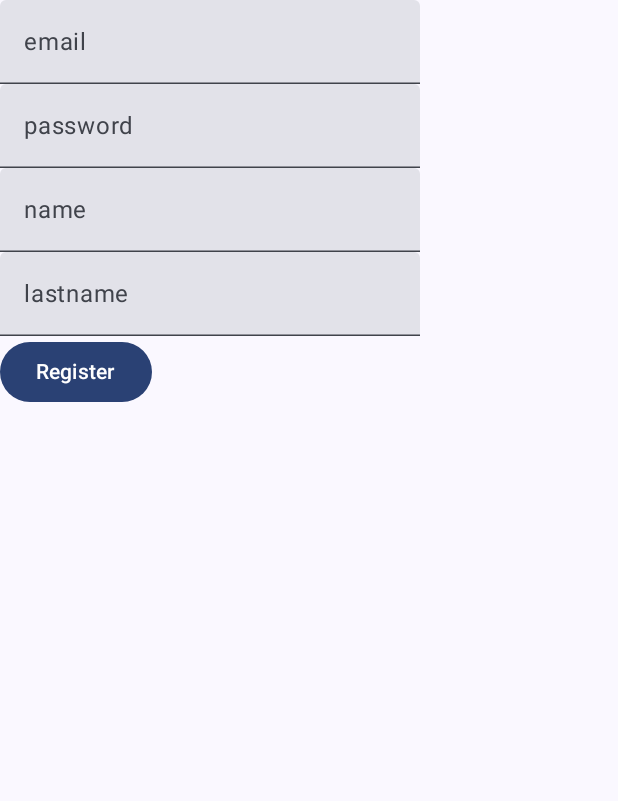
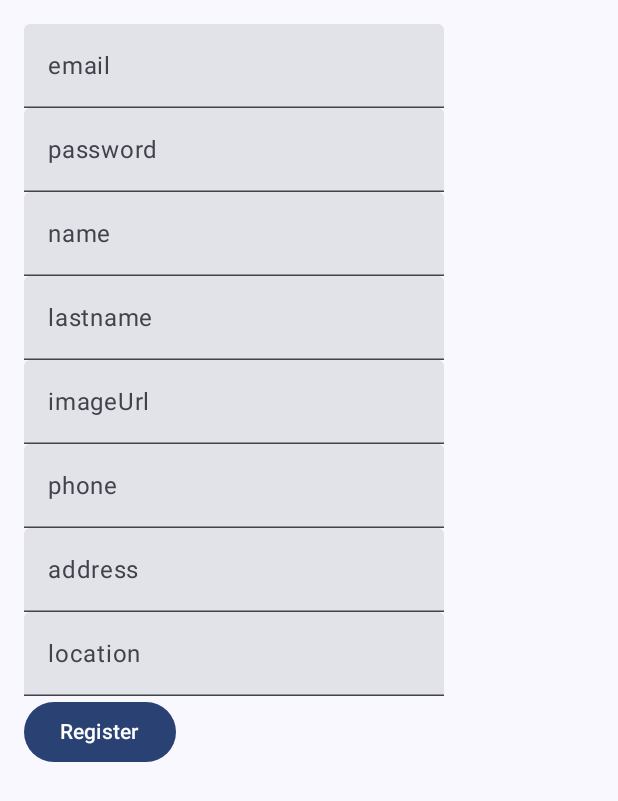
Before and after one commit to lizalmeida/RedColaboracionApp, an Android app built with Jetpack Compose: the composable ProfileScreen shown on its own in the app's theme, after a tap on "Register", on a phone screen of 412 x 824 dp. Shown: the top 801 px of the screen. Run offline under Robolectric (Android 15) with nearby library versions, the phone set to English and light mode, and no system bars; our stand-ins replace Firebase (no records; nobody signed in at launch, a user with empty details on screens opened directly).

```diff
--- a/app/src/main/AndroidManifest.xml
+++ b/app/src/main/AndroidManifest.xml
@@ -2,6 +2,9 @@
 <manifest xmlns:android="http://schemas.android.com/apk/res/android"
     xmlns:tools="http://schemas.android.com/tools">
 
+    <uses-feature
+        android:name="android.hardware.camera"
+        android:required="false" />
     <application
         android:allowBackup="true"
         android:dataExtractionRules="@xml/data_extraction_rules"
@@ -24,5 +27,5 @@
             </intent-filter>
         </activity>
     </application>
-
+    <uses-permission android:name="android.permission.CAMERA"/>
 </manifest>
--- a/app/src/main/java/com/example/redcolaboracion/model/LoginUIState.kt
+++ b/app/src/main/java/com/example/redcolaboracion/model/LoginUIState.kt
@@ -2,5 +2,9 @@ package com.example.redcolaboracion.model
 
 data class LoginUIState(
     var name: String = "",
-    var lastname: String = ""
+    var lastname: String = "",
+    var imageUrl: String = "",
+    var phone: String = "",
+    var address: String = "",
+    var location: String = ""
 )
--- a/app/src/main/java/com/example/redcolaboracion/view/BottomNavItem.kt
+++ b/app/src/main/java/com/example/redcolaboracion/view/BottomNavItem.kt
@@ -4,6 +4,7 @@ import androidx.compose.material.icons.Icons
 import androidx.compose.material.icons.filled.AccountCircle
 import androidx.compose.material.icons.filled.Home
 import androidx.compose.material.icons.filled.Star
+import androidx.compose.material.icons.filled.ThumbUp
 import androidx.compose.material.icons.outlined.AccountCircle
 import androidx.compose.material.icons.outlined.Home
 import androidx.compose.material.icons.outlined.Person
@@ -26,7 +27,7 @@ sealed class BottomNavItem(
     data object MyRequests: BottomNavItem(
         route = "myrequests",
         unselectedIcon = Icons.Outlined.ThumbUp,
-        selectedIcon = Icons.Filled.Star,
+        selectedIcon = Icons.Filled.ThumbUp,
         title = "My Requests"
     )
 
--- a/app/src/main/java/com/example/redcolaboracion/view/EventScreen.kt
+++ b/app/src/main/java/com/example/redcolaboracion/view/EventScreen.kt
@@ -117,13 +117,13 @@ fun EventRow(event: Event) {
             Row{
                 Text(
                     text = "Próxima reunión: ",
-                    fontSize = 18.sp,
+                    fontSize = 16.sp,
                     modifier = Modifier
                         .padding(horizontal = 2.dp)
                 )
                 Text(
                     text = event.date,
-                    fontSize = 18.sp,
+                    fontSize = 16.sp,
                     color = Color.Black
                 )
             }
--- a/app/src/main/java/com/example/redcolaboracion/view/LoginScreen.kt
+++ b/app/src/main/java/com/example/redcolaboracion/view/LoginScreen.kt
@@ -1,8 +1,12 @@
 package com.example.redcolaboracion.view
 
+import android.annotation.SuppressLint
 import androidx.compose.foundation.layout.Column
 import androidx.compose.foundation.layout.fillMaxSize
+import androidx.compose.foundation.layout.padding
 import androidx.compose.material3.Button
+import androidx.compose.material3.Scaffold
+import androidx.compose.material3.Scaffold
 import androidx.compose.material3.Text
 import androidx.compose.material3.TextField
 import androidx.compose.runtime.Composable
@@ -14,15 +18,16 @@ import androidx.compose.ui.tooling.preview.Preview
 import com.example.redcolaboracion.viewmodel.LoginViewModel
 import androidx.compose.runtime.getValue
 import androidx.compose.runtime.setValue
+import androidx.compose.ui.unit.dp
 import com.example.redcolaboracion.viewmodel.User
 
+@SuppressLint("UnusedMaterial3ScaffoldPaddingParameter")
 @Composable
 fun LoginScreen(viewModel: LoginViewModel) {
 
     var email by remember {
         mutableStateOf("")
     }
-
     var password by remember {
         mutableStateOf("")
     }
@@ -32,19 +37,59 @@ fun LoginScreen(viewModel: LoginViewModel) {
     var lastname by remember {
         mutableStateOf("")
     }
+    var imageUrl by remember {
+        mutableStateOf("")
+    }
+    var phone by remember {
+        mutableStateOf("")
+    }
+    var address by remember {
+        mutableStateOf("")
+    }
+    var location by remember {
+        mutableStateOf("")
+    }
 
+    Scaffold(
+    ) {
         Column(
             modifier = Modifier
                 .fillMaxSize()
+                .padding(16.dp)
         ) {
-        TextField(value = email, onValueChange = { email = it }, label = { Text(text = "email") })
-        TextField(value = password, onValueChange = { password = it }, label = { Text(text = "password") })
+            TextField(
+                value = email,
+                onValueChange = { email = it },
+                label = { Text(text = "email") })
+            TextField(
+                value = password,
+                onValueChange = { password = it },
+                label = { Text(text = "password") })
             TextField(value = name, onValueChange = { name = it }, label = { Text(text = "name") })
-        TextField(value = lastname, onValueChange = { lastname = it }, label = { Text(text = "lastname") })
+            TextField(
+                value = lastname,
+                onValueChange = { lastname = it },
+                label = { Text(text = "lastname") })
+            TextField(
+                value = imageUrl,
+                onValueChange = { imageUrl = it },
+                label = { Text(text = "imageUrl") })
+            TextField(
+                value = phone,
+                onValueChange = { phone = it },
+                label = { Text(text = "phone") })
+            TextField(
+                value = address,
+                onValueChange = { address = it },
+                label = { Text(text = "address") })
+            TextField(
+                value = location,
+                onValueChange = { location = it },
+                label = { Text(text = "location") })
 
             Button(onClick = {
                 viewModel.registerUser(
-                User(name, lastname),
+                    User(name, lastname, imageUrl, phone, address, location),
                     email,
                     password
                 )
@@ -53,7 +98,9 @@ fun LoginScreen(viewModel: LoginViewModel) {
             }
         }
     }
+}
 
+@SuppressLint("UnusedMaterial3ScaffoldPaddingParameter")
 @Composable
 fun UserScreen(viewModel: LoginViewModel) {
 
@@ -62,15 +109,26 @@ fun UserScreen(viewModel: LoginViewModel) {
     LaunchedEffect(Unit) {
         viewModel.readUser()
     }
+    Scaffold(
 
-    Column {
+    ) {
+        Column(
+            modifier = Modifier
+                .fillMaxSize()
+                .padding(16.dp)
+        ) {
             Text(text = uiState.name)
             Text(text = uiState.lastname)
+            Text(text = uiState.imageUrl)
+            Text(text = uiState.phone)
+            Text(text = uiState.address)
+            Text(text = uiState.location)
+        }
     }
 }
 
 @Preview(showBackground = true)
 @Composable
 fun PreviewLoginScreen() {
-    UserScreen(viewModel = LoginViewModel())
+    LoginScreen(viewModel = LoginViewModel())
 }
--- a/app/src/main/java/com/example/redcolaboracion/view/Navigation.kt
+++ b/app/src/main/java/com/example/redcolaboracion/view/Navigation.kt
@@ -41,7 +41,7 @@ fun HomeScreen(viewModel: EventViewModel) {
 }
 
 @Composable
-fun MyRequestsScreen() {
+fun MyRequestScreenN() {
     var text by rememberSaveable { mutableStateOf("Hello") }
     Column(
         verticalArrangement = Arrangement.Center,
@@ -49,7 +49,7 @@ fun MyRequestsScreen() {
         modifier = Modifier
             .fillMaxSize()
     ) {
-        Text("$text MyRequests Screen")
+        Text("$text MyRequest Screen")
         Button(onClick = { text = "Bye" }) {
             Text("Change text")
         }
@@ -72,7 +72,7 @@ fun ProfileScreen(viewModel: LoginViewModel) {
 fun NavigationGraph(eventViewModel: EventViewModel, loginViewModel: LoginViewModel, navController: NavHostController) {
     NavHost(navController = navController, startDestination = BottomNavItem.Home.route) {
         composable(BottomNavItem.Home.route) { HomeScreen(eventViewModel) }
-        composable(BottomNavItem.MyRequests.route) { MyRequestsScreen() }
+        composable(BottomNavItem.MyRequests.route) { CameraPreview(navController) }
         composable(BottomNavItem.Profile.route) { ProfileScreen(loginViewModel) }
     }
 }
--- a/app/src/main/java/com/example/redcolaboracion/viewmodel/EventViewModel.kt
+++ b/app/src/main/java/com/example/redcolaboracion/viewmodel/EventViewModel.kt
@@ -29,6 +29,7 @@ class EventViewModel: ViewModel() {
                 "Server"
             }
 
+            uiEventsList.clear()
             for (doc in documents) {
                 val doc_id = doc["id"].toString()
                 val doc_title = doc["title"].toString()
--- a/app/src/main/java/com/example/redcolaboracion/viewmodel/LoginViewModel.kt
+++ b/app/src/main/java/com/example/redcolaboracion/viewmodel/LoginViewModel.kt
@@ -11,7 +11,11 @@ import com.google.firebase.firestore.firestore
 
 data class User(
     val name: String,
-    val lastname: String
+    val lastname: String,
+    val imageUrl: String,
+    val phone: String,
+    val address: String,
+    val location: String
 )
 class LoginViewModel: ViewModel() {
     var uiState = mutableStateOf(LoginUIState())
@@ -60,8 +64,12 @@ class LoginViewModel: ViewModel() {
 
                 val name = snapshot.get("name").toString()
                 val lastname = snapshot.get("lastname").toString()
+                val imageUrl = snapshot.get("imageUrl").toString()
+                val phone = snapshot.get("phone").toString()
+                val address = snapshot.get("address").toString()
+                val location = snapshot.get("location").toString()
 
-                uiState.value = LoginUIState(name, lastname)
+                uiState.value = LoginUIState(name, lastname, imageUrl, phone, address, location)
 
             } else {
                 Log.d(TAG, "$source data: null")
```
Also changed, not shown: app/build.gradle.kts (+7 -0 lines), app/src/main/java/com/example/redcolaboracion/view/CameraPreview.kt (added, +119 -0 lines), app/src/main/java/com/example/redcolaboracion/view/MyRequestScreen.kt (added, +9 -0 lines). Lines whose indentation alone changed are shown as unchanged.
